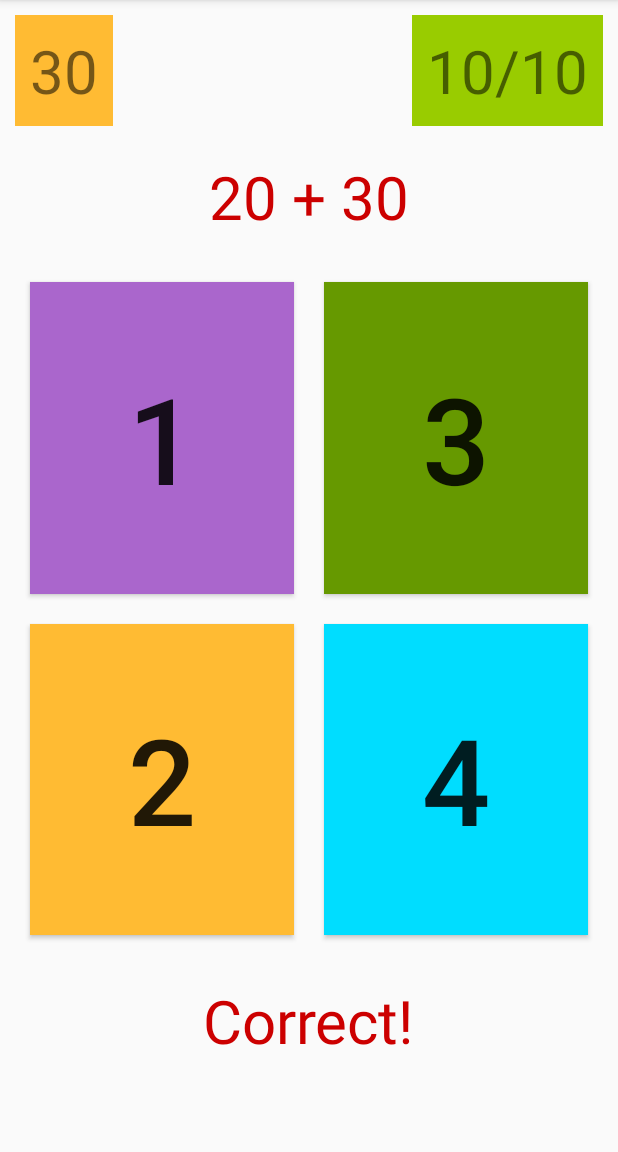
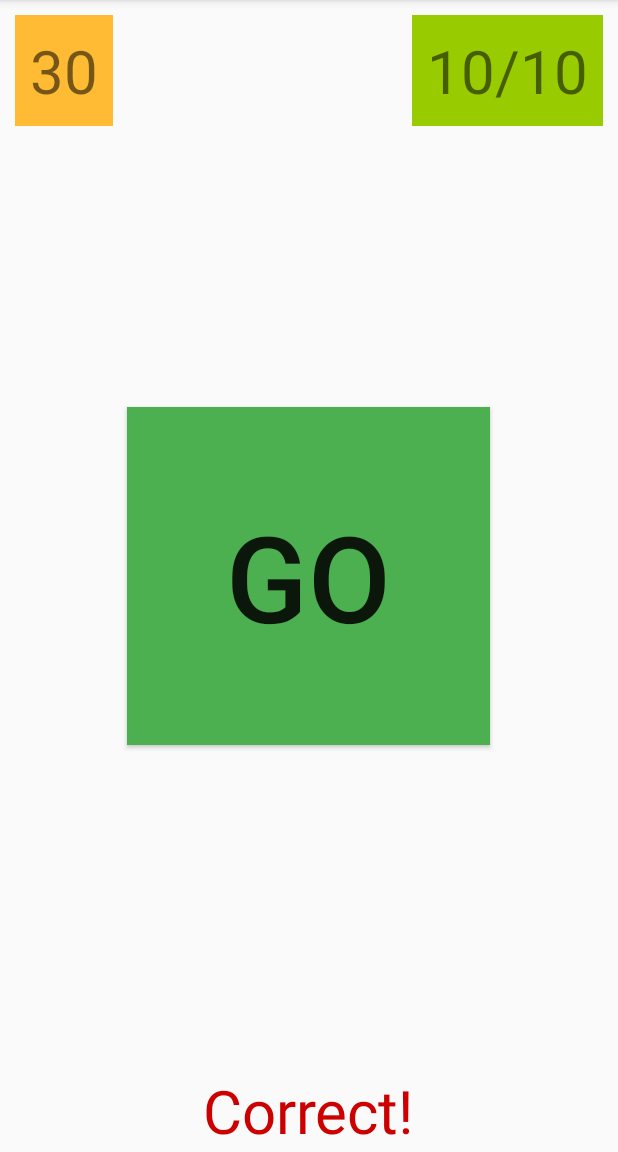
Before and after one commit to mckasap/BrainTrainer, an Android app: the screen it shows after launch (MainActivity), on a phone screen of 412 x 824 dp, the part 84-1236 px from its top. Run offline under Robolectric (Android 15) with nearby library versions, the phone set to English and light mode, and no system bars.

```diff
--- a/app/src/main/java/org/kasapbasi/braintrainer/MainActivity.java
+++ b/app/src/main/java/org/kasapbasi/braintrainer/MainActivity.java
@@ -6,26 +6,95 @@ import android.net.wifi.p2p.WifiP2pManager;
 import android.os.Bundle;
 import android.view.View;
 import android.widget.Button;
+import androidx.gridlayout.widget.GridLayout;
+import android.widget.TextView;
 
-public class MainActivity extends AppCompatActivity {
+import java.util.Random;
+
+public class MainActivity extends AppCompatActivity implements View.OnClickListener {
 Button btn;
 Button btn1;
     Button btn2;
     Button btn3;
     Button btn4;
+    GridLayout grd;
+    TextView tvTimer;
+    TextView tvScore;
+    TextView tvQuestion;
+    TextView tvResult;
+
+    int random1;
+    int random2;
+    int randomOP;
+    int result;
+    int level;
+
     public void start(View v){
-        btn.setVisibility(View.VISIBLE);
+        btn.setVisibility(View.INVISIBLE);
+        grd.setVisibility(View.VISIBLE);
+        tvQuestion.setVisibility(View.VISIBLE);
+        myNewCalculation();
     }
+
+    public void myNewCalculation(){
+
+        // new random values are calculated
+        // new opertion is given
+        // result is updated at the textview
+
+        Random rnd= new Random();
+        random1= rnd.nextInt(20) +1;
+        random2=rnd.nextInt(20)+1;
+        randomOP=rnd.nextInt(1)+1; //sadece toplama
+        String calculation="";
+        switch (randomOP){
+            case 1: calculation+=random1 +" + " +random2; result=random1+random2; break;
+            case 2: calculation+=random1 +" - " +random2; result=random1-random2;break;
+            case 3: calculation+=random1 +" * " +random2; result=random1*random2;break;
+            case 4: calculation+=random1 +" / " +random2; result=random1/random2;break;
+        }
+        place();
+   tvQuestion.setText(calculation);
+    }
+public void place(){
+
+
+}
+
+
     @Override
     protected void onCreate(Bundle savedInstanceState) {
         super.onCreate(savedInstanceState);
         setContentView(R.layout.activity_main);
         btn=(Button)findViewById(R.id.btnGo);
-        btn.setVisibility(View.INVISIBLE);
+        grd=(GridLayout) findViewById(R.id.grpButton);
+        grd.setVisibility(View.INVISIBLE);
+        btn1 = (Button) findViewById(R.id.btnOption1);
+        btn2 = (Button) findViewById(R.id.btnOption2);
+        btn3 = (Button) findViewById(R.id.btnOption3);
+        btn4 = (Button) findViewById(R.id.btnOption4);
+        btn1.setOnClickListener(this);
+        btn2.setOnClickListener(this);
+        btn3.setOnClickListener(this);
+        btn4.setOnClickListener(this);
 
-        btn1 = (Button) findViewById(R.id.btnOption1);
-        btn2 = (Button) findViewById(R.id.btnOption1);
-        btn3 = (Button) findViewById(R.id.btnOption1);
-        btn4 = (Button) findViewById(R.id.btnOption1);
+
+        tvQuestion=(TextView)findViewById(R.id.tvQuestion);
+        tvQuestion.setVisibility(View.INVISIBLE);
+        tvTimer=(TextView)findViewById(R.id.tvTime);
+        tvScore =(TextView) findViewById(R.id.tvCounter);
+        tvResult =(TextView) findViewById(R.id.tvResult);
+
+
+    }
+
+    /**
+     * Called when a view has been clicked.
+     *
+     * @param v The view that was clicked.
+     */
+    @Override
+    public void onClick(View v) {
+
     }
 }
--- a/app/src/main/res/layout/activity_main.xml
+++ b/app/src/main/res/layout/activity_main.xml
@@ -29,18 +29,22 @@
         android:background="@android:color/holo_green_light">
 
     </TextView>
+
     <TextView
         android:id="@+id/tvQuestion"
         android:layout_width="wrap_content"
         android:layout_height="wrap_content"
+        android:layout_below="@+id/tvCounter"
         android:layout_centerHorizontal="true"
-        android:layout_below="@+id/tvCounter"
+        android:layout_marginStart="30dp"
+        android:layout_marginTop="30dp"
+        android:layout_marginEnd="30dp"
+        android:layout_marginBottom="30dp"
         android:padding="10dp"
         android:text="20 + 30"
+        android:textColor="@android:color/holo_red_dark"
         android:textSize="40sp"
-        android:textColor="@android:color/holo_red_dark"
-     >
-    </TextView>
+        tools:visibility="invisible"></TextView>
     <TextView
         android:id="@+id/tvResult"
         android:layout_width="wrap_content"
@@ -53,90 +57,93 @@
         android:textColor="@android:color/holo_red_dark"
         >
     </TextView>
+
     <Button
         android:id="@+id/btnGo"
         android:layout_width="242dp"
         android:layout_height="225dp"
+        android:layout_centerInParent="true"
         android:background="#FFFFFF"
         android:backgroundTint="#4CAF50"
         android:onClick="start"
+
         android:text="Go"
-
-        android:layout_centerInParent="true"
         android:textSize="80sp"
-        tools:visibility="invisible" />
+        tools:visibility="visible" />
 
     <androidx.gridlayout.widget.GridLayout
         android:id="@+id/grpButton"
         android:layout_width="match_parent"
         android:layout_height="455dp"
+        android:layout_below="@+id/tvQuestion"
         android:layout_margin="10dp"
-        android:layout_below="@+id/tvQuestion"
-    >
+        tools:visibility="invisible">
 
         <Button
-            android:layout_margin="10dp"
             android:id="@+id/btnOption1"
             android:layout_width="wrap_content"
             android:layout_height="wrap_content"
+            android:layout_margin="10dp"
+            android:background="@android:color/holo_purple"
+            android:tag="1"
             android:text="1"
             android:textSize="80sp"
             app:layout_column="0"
+            app:layout_columnWeight="1"
+            app:layout_gravity="fill"
             app:layout_row="0"
-            app:layout_columnWeight="1"
             app:layout_rowWeight="1"
-            app:layout_gravity="fill"
-            android:tag="1"
-            android:background="@android:color/holo_purple"
 
             />
 
         <Button
-            android:layout_margin="10dp"
             android:id="@+id/btnOption2"
             android:layout_width="wrap_content"
             android:layout_height="wrap_content"
+            android:layout_margin="10dp"
+            android:background="@android:color/holo_orange_light"
+            android:tag="2"
             android:text="2"
             android:textSize="80sp"
             app:layout_column="0"
+            app:layout_columnWeight="1"
+            app:layout_gravity="fill"
             app:layout_row="1"
-            app:layout_columnWeight="1"
             app:layout_rowWeight="1"
-            app:layout_gravity="fill"
-            android:tag="2"
-            android:background="@android:color/holo_orange_light"
 
             />
+
         <Button
-            android:layout_margin="10dp"
             android:id="@+id/btnOption3"
             android:layout_width="wrap_content"
             android:layout_height="wrap_content"
+            android:layout_margin="10dp"
+            android:background="@android:color/holo_green_dark"
+            android:tag="3"
             android:text="3"
             android:textSize="80sp"
             app:layout_column="1"
+            app:layout_columnWeight="1"
+            app:layout_gravity="fill"
             app:layout_row="0"
-            app:layout_columnWeight="1"
             app:layout_rowWeight="1"
-            app:layout_gravity="fill"
-            android:tag="3"
-            android:background="@android:color/holo_green_dark"
 
             />
+
         <Button
-            android:layout_margin="10dp"
             android:id="@+id/btnOption4"
             android:layout_width="wrap_content"
             android:layout_height="wrap_content"
+            android:layout_margin="10dp"
+            android:background="@android:color/holo_blue_bright"
+            android:tag="4"
             android:text="4"
             android:textSize="80sp"
             app:layout_column="1"
+            app:layout_columnWeight="1"
+            app:layout_gravity="fill"
             app:layout_row="1"
-            app:layout_columnWeight="1"
             app:layout_rowWeight="1"
-            app:layout_gravity="fill"
-            android:tag="4"
-            android:background="@android:color/holo_blue_bright"
 
             />
     </androidx.gridlayout.widget.GridLayout>
```
